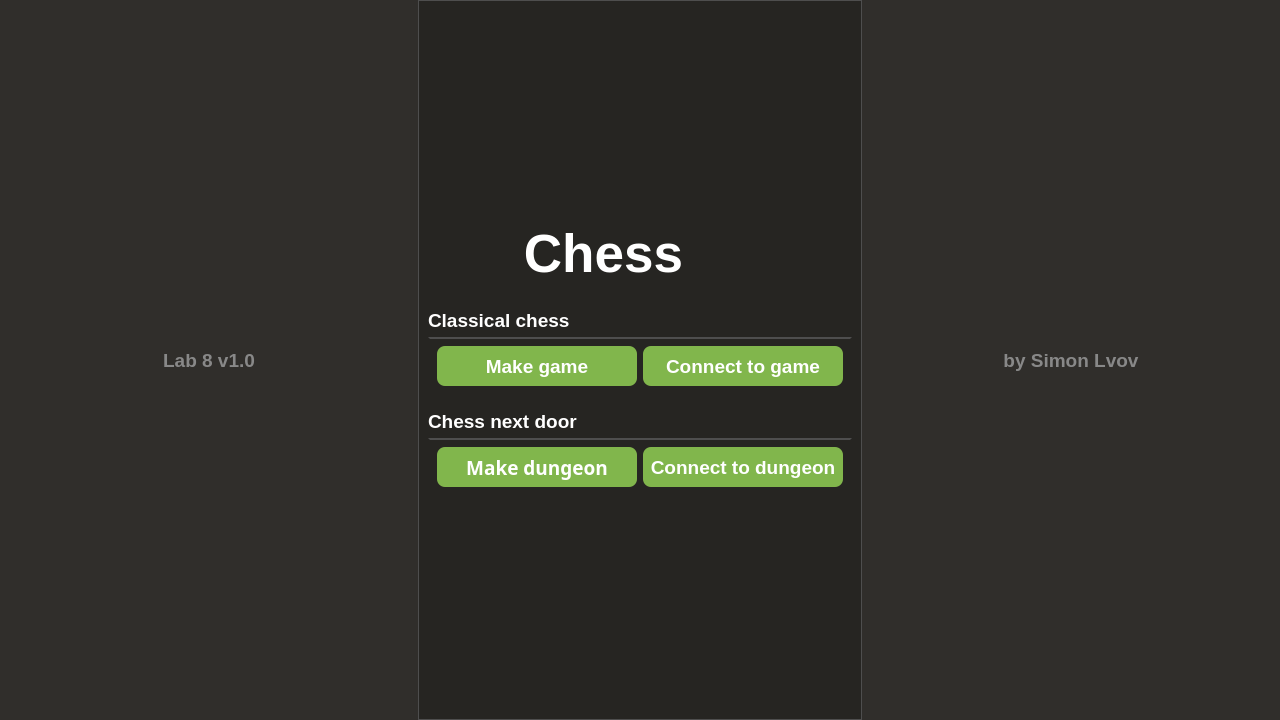
This is menuwidget.ui in Qosua/Chess as Qt 5 draws it before an edit. The edited form follows.
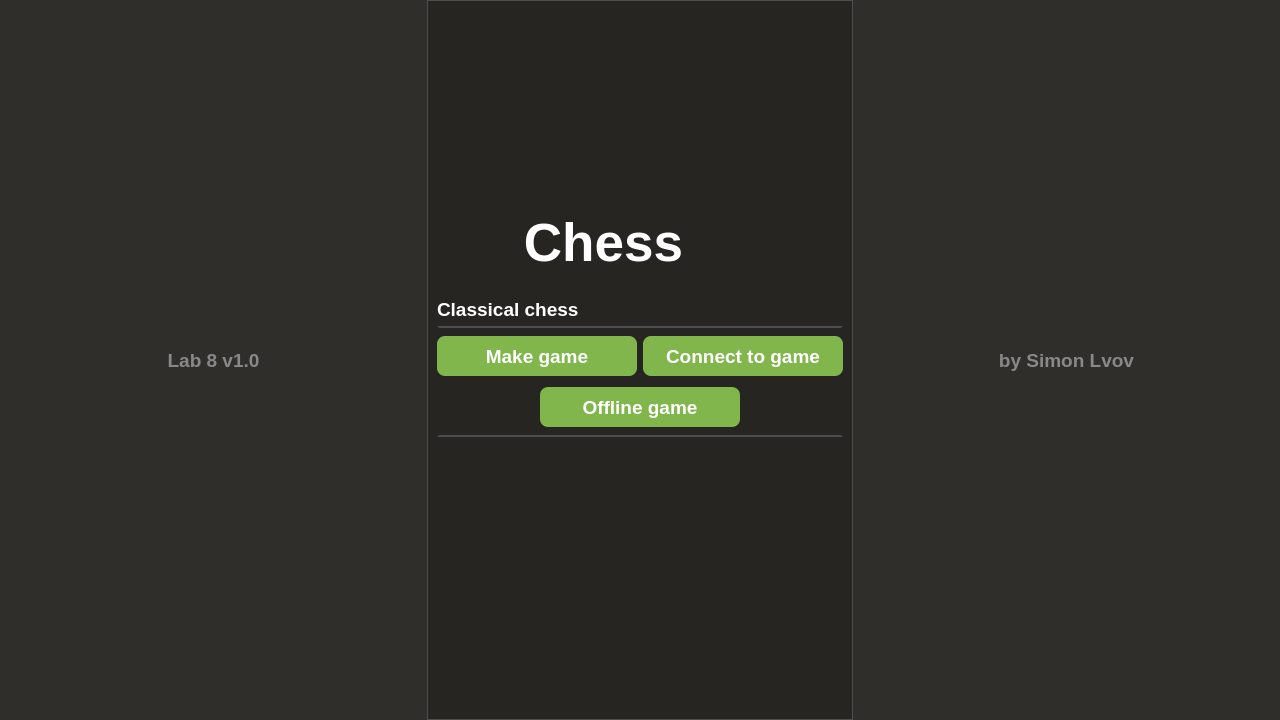
This is the edited form. Icons and pictures are not drawn.

Diff of the .ui file:
```diff
--- a/menuwidget.ui
+++ b/menuwidget.ui
@@ -31,7 +31,13 @@
 	border-top-color: #4e4e4e;
 
 }
-#FindGameCC, #FindGameCN, #MakeGameCC, #MakeGameCN{
+#offlineGameWidget{
+
+	border: 2px solid #262522;
+	border-bottom-color: #4e4e4e;
+
+}
+#FindGameCC, #MakeGameCC, #offlineGame{
 
 	background-color: #81b64c;
 	border-radius: 8px;
@@ -45,13 +51,6 @@
 
 
 }
-#FindGameCN:hover{
-
-	background-color: #9ecc5e;
-	border-radius: 8px;
-
-
-}
 #MakeGameCC:hover{
 
 	background-color: #9ecc5e;
@@ -59,7 +58,7 @@
 
 
 }
-#MakeGameCN:hover{
+#offlineGame:hover{
 
 	background-color: #9ecc5e;
 	border-radius: 8px;
@@ -341,6 +340,18 @@
          <item>
           <widget class="QWidget" name="ClassicalChessWidget" native="true">
            <layout class="QHBoxLayout" name="horizontalLayout_6">
+            <property name="leftMargin">
+             <number>0</number>
+            </property>
+            <property name="topMargin">
+             <number>10</number>
+            </property>
+            <property name="rightMargin">
+             <number>0</number>
+            </property>
+            <property name="bottomMargin">
+             <number>6</number>
+            </property>
             <item>
              <widget class="QPushButton" name="MakeGameCC">
               <property name="minimumSize">
@@ -393,107 +404,38 @@
           </widget>
          </item>
          <item>
-          <spacer name="verticalSpacer_4">
-           <property name="orientation">
-            <enum>Qt::Orientation::Vertical</enum>
-           </property>
-           <property name="sizeType">
-            <enum>QSizePolicy::Policy::Fixed</enum>
-           </property>
-           <property name="sizeHint" stdset="0">
-            <size>
-             <width>20</width>
-             <height>10</height>
-            </size>
-           </property>
-          </spacer>
-         </item>
-         <item>
-          <layout class="QHBoxLayout" name="horizontalLayout_8">
-           <property name="spacing">
-            <number>2</number>
-           </property>
-           <item>
-            <widget class="QLabel" name="label_3">
-             <property name="font">
-              <font>
-               <family>Tahoma</family>
-               <pointsize>14</pointsize>
-               <italic>false</italic>
-               <bold>true</bold>
-              </font>
-             </property>
-             <property name="text">
-              <string>Chess next door</string>
-             </property>
-            </widget>
-           </item>
-           <item>
-            <widget class="QPushButton" name="pushButton_2">
-             <property name="text">
-              <string/>
-             </property>
-             <property name="icon">
-              <iconset resource="resources.qrc">
-               <normaloff>:/icons/bq.png</normaloff>:/icons/bq.png</iconset>
-             </property>
-             <property name="iconSize">
-              <size>
-               <width>35</width>
-               <height>35</height>
-              </size>
-             </property>
-            </widget>
-           </item>
-           <item>
-            <spacer name="horizontalSpacer_7">
-             <property name="orientation">
-              <enum>Qt::Orientation::Horizontal</enum>
-             </property>
-             <property name="sizeHint" stdset="0">
-              <size>
-               <width>40</width>
-               <height>20</height>
-              </size>
-             </property>
-            </spacer>
-           </item>
-          </layout>
-         </item>
-         <item>
-          <widget class="QWidget" name="ChessWidget" native="true">
-           <property name="font">
-            <font>
-             <family>Tahoma</family>
-            </font>
-           </property>
+          <widget class="QWidget" name="offlineGameWidget" native="true">
            <layout class="QHBoxLayout" name="horizontalLayout_4">
+            <property name="spacing">
+             <number>0</number>
+            </property>
+            <property name="leftMargin">
+             <number>0</number>
+            </property>
+            <property name="topMargin">
+             <number>0</number>
+            </property>
+            <property name="rightMargin">
+             <number>0</number>
+            </property>
+            <property name="bottomMargin">
+             <number>10</number>
+            </property>
             <item>
-             <widget class="QPushButton" name="MakeGameCN">
-              <property name="minimumSize">
+             <spacer name="horizontalSpacer_10">
+              <property name="orientation">
+               <enum>Qt::Orientation::Horizontal</enum>
+              </property>
+              <property name="sizeHint" stdset="0">
                <size>
-                <width>200</width>
-                <height>40</height>
+                <width>40</width>
+                <height>20</height>
                </size>
               </property>
-              <property name="font">
-               <font>
-                <family>Rubik</family>
-                <pointsize>14</pointsize>
-                <italic>false</italic>
-                <bold>true</bold>
-               </font>
-              </property>
-              <property name="cursor">
-               <cursorShape>PointingHandCursor</cursorShape>
-              </property>
-              <property name="text">
-               <string>Make dungeon</string>
-              </property>
-             </widget>
+             </spacer>
             </item>
             <item>
-             <widget class="QPushButton" name="FindGameCN">
+             <widget class="QPushButton" name="offlineGame">
               <property name="minimumSize">
                <size>
                 <width>200</width>
@@ -504,7 +446,6 @@
                <font>
                 <family>Tahoma</family>
                 <pointsize>14</pointsize>
-                <italic>false</italic>
                 <bold>true</bold>
                </font>
               </property>
@@ -512,13 +453,45 @@
                <cursorShape>PointingHandCursor</cursorShape>
               </property>
               <property name="text">
-               <string>Connect to dungeon</string>
+               <string>Offline game</string>
               </property>
              </widget>
             </item>
+            <item>
+             <spacer name="horizontalSpacer_11">
+              <property name="orientation">
+               <enum>Qt::Orientation::Horizontal</enum>
+              </property>
+              <property name="sizeHint" stdset="0">
+               <size>
+                <width>40</width>
+                <height>20</height>
+               </size>
+              </property>
+             </spacer>
+            </item>
            </layout>
           </widget>
          </item>
+         <item>
+          <layout class="QHBoxLayout" name="horizontalLayout_2"/>
+         </item>
+         <item>
+          <spacer name="verticalSpacer_4">
+           <property name="orientation">
+            <enum>Qt::Orientation::Vertical</enum>
+           </property>
+           <property name="sizeType">
+            <enum>QSizePolicy::Policy::Fixed</enum>
+           </property>
+           <property name="sizeHint" stdset="0">
+            <size>
+             <width>20</width>
+             <height>70</height>
+            </size>
+           </property>
+          </spacer>
+         </item>
          <item>
           <spacer name="verticalSpacer">
            <property name="orientation">
```
